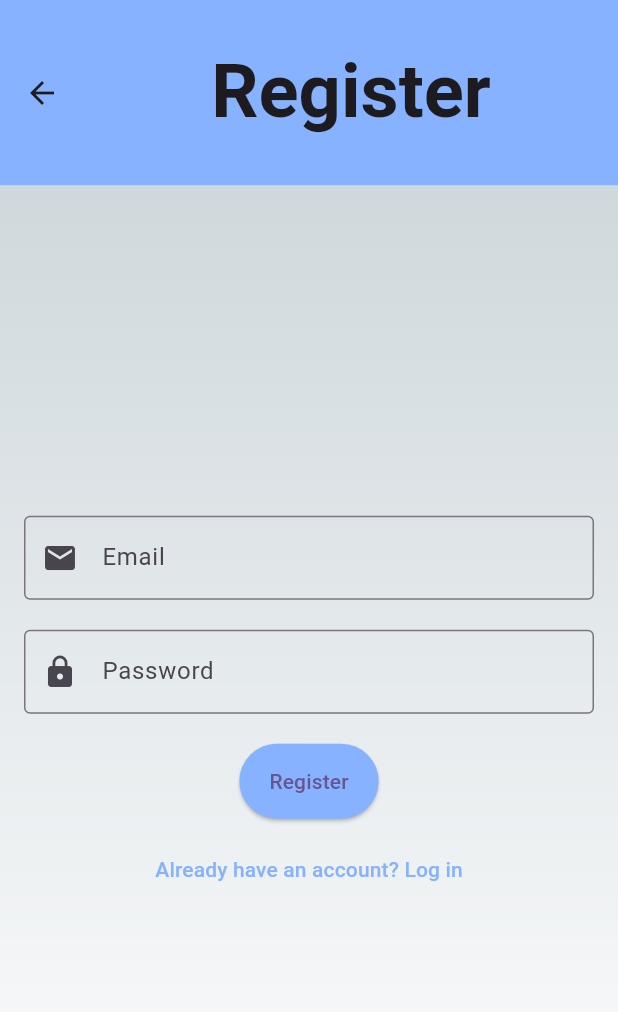
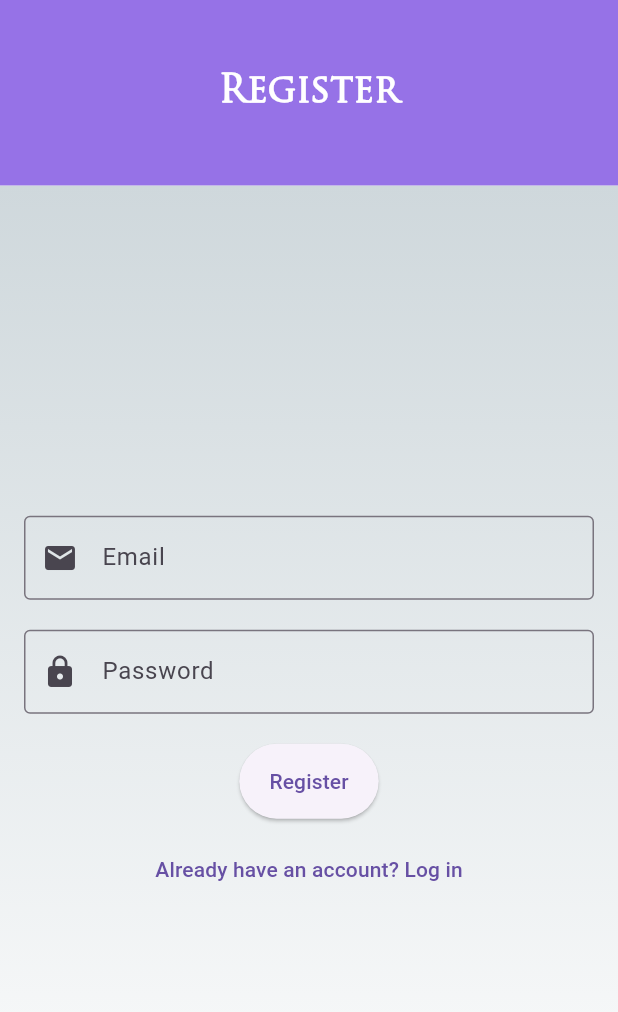
Before and after one commit to Previo02/ulisse500, a Flutter app: the screen it shows after launch, after a tap on "Create an account", on a phone screen of 412 x 824 dp. Shown: the top 1012 px of the screen. Run offline on Flutter 3.47's test engine with Material 3 defaults, Android fonts, the phone set to English and light mode, and no system bars; our stand-ins replace cloud_firestore, confetti, firebase_auth, firebase_core, flutter_map, latlong2 and 1 more; missing offline and left inert: arcore_flutter_plugin, arkit_plugin; accounts and stored records are empty.

Commit message:
added theme/font, added volatile instruction on AR

```diff
--- /dev/null
+++ b/lib/classes/theme.dart
@@ -0,0 +1,21 @@
+import 'package:flutter/material.dart';
+
+ThemeData themeData(BuildContext context) {
+  return ThemeData(
+    primaryColor: const Color.fromRGBO(151, 114, 232, 1),
+    appBarTheme: const AppBarTheme(
+      centerTitle: true,
+      elevation: 0.2,
+      titleTextStyle: TextStyle(
+        fontFamily: "Trajan",
+        fontWeight: FontWeight.bold,
+        fontSize: 20,
+      ),
+      iconTheme: IconThemeData(
+        color: Colors.white,
+        size: 20,
+      ),
+      backgroundColor: Color.fromRGBO(151, 114, 232, 1),
+    ),
+  );
+}
--- a/lib/main.dart
+++ b/lib/main.dart
@@ -1,6 +1,7 @@
 import 'package:flutter/material.dart';
 import 'package:firebase_core/firebase_core.dart';
 import 'package:provider/provider.dart';
+import 'package:ulisse500/classes/theme.dart';
 import 'package:ulisse500/provider/private_provider.dart';
 import 'package:ulisse500/routing/navigator.dart';
 import 'package:ulisse500/screens/login.dart';
@@ -29,10 +30,7 @@ class MyApp extends StatelessWidget {
         builder: (context, authProvider, _) {
           return MaterialApp(
             title: 'Ulisse500',
-            theme: ThemeData(
-              colorScheme: ColorScheme.fromSeed(seedColor: Colors.deepPurple),
-              useMaterial3: true,
-            ),
+            theme: themeData(context),
             home: authProvider.isAuthenticated
                 ? const NavigatorPage()
                 : const LoginPage(),
--- a/lib/screens/login.dart
+++ b/lib/screens/login.dart
@@ -20,23 +20,31 @@ class _LoginPageState extends State<LoginPage> {
   Widget build(BuildContext context) {
     final screenHeight = MediaQuery.of(context).size.height;
     final appBarHeight = screenHeight * 0.15;
-    final textStyle = TextStyle(
-      fontWeight: FontWeight.bold,
-      fontSize: appBarHeight * 0.4,
-    );
 
     return Scaffold(
       appBar: AppBar(
-        backgroundColor: const Color.fromARGB(255, 134, 178, 255),
         toolbarHeight: appBarHeight,
-        title: Center(
+        title: const Center(
           child: Row(
             mainAxisAlignment: MainAxisAlignment.center,
             children: [
-              Text(
-                'Ulisse500',
-                style: textStyle,
-              ),
+              Column(
+                children: [
+                  Text(
+                    'Ulisse500',
+                    style: TextStyle(
+                      fontSize: 25,
+                    ),
+                  ),
+                  Padding(padding: EdgeInsets.symmetric(vertical: 8.0)),
+                  Text(
+                    'Login',
+                    style: TextStyle(
+                      fontSize: 18,
+                    ),
+                  ),
+                ],
+              )
             ],
           ),
         ),
@@ -102,7 +110,6 @@ class _LoginPageState extends State<LoginPage> {
                   }
                 },
                 style: ElevatedButton.styleFrom(
-                  backgroundColor: const Color.fromARGB(255, 134, 178, 255),
                   padding:
                       const EdgeInsets.symmetric(horizontal: 20, vertical: 15),
                   shape: RoundedRectangleBorder(
@@ -114,14 +121,14 @@ class _LoginPageState extends State<LoginPage> {
               const SizedBox(height: 10),
               TextButton(
                 onPressed: () {
-                  Navigator.of(context).push(
+                  Navigator.of(context).pushReplacement(
                     MaterialPageRoute(
-                        builder: (context) => const RegisterPage()),
+                      builder: (context) => const RegisterPage(),
+                    ),
                   );
                 },
                 child: const Text(
                   'Create an account',
-                  style: TextStyle(color: Color.fromARGB(255, 134, 178, 255)),
                 ),
               ),
             ],
--- a/lib/screens/map.dart
+++ b/lib/screens/map.dart
@@ -166,8 +166,7 @@ class _MapPageState extends State<MapPage> {
   Widget build(BuildContext context) {
     return Scaffold(
       appBar: AppBar(
-        backgroundColor: Theme.of(context).colorScheme.inversePrimary,
-        title: const Text("Ulisse500"),
+        title: const Text("Mappa Museale"),
         leading: Padding(
           padding: const EdgeInsets.all(8.0),
           child: InkWell(
--- a/lib/screens/profile.dart
+++ b/lib/screens/profile.dart
@@ -24,7 +24,6 @@ class ProfilePageState extends State<ProfilePage> {
 
     return Scaffold(
       appBar: AppBar(
-        backgroundColor: Theme.of(context).colorScheme.inversePrimary,
         title: const Text("Profilo Utente"),
         leading: Padding(
           padding: const EdgeInsets.all(8.0),
--- a/lib/screens/register.dart
+++ b/lib/screens/register.dart
@@ -3,6 +3,7 @@ import 'package:flutter/material.dart';
 import 'package:provider/provider.dart';
 import 'package:ulisse500/provider/private_provider.dart';
 import 'package:ulisse500/routing/navigator.dart';
+import 'package:ulisse500/screens/login.dart';
 
 class RegisterPage extends StatefulWidget {
   const RegisterPage({super.key});
@@ -26,19 +27,21 @@ class RegisterPageState extends State<RegisterPage> {
   Widget build(BuildContext context) {
     final screenHeight = MediaQuery.of(context).size.height;
     final appBarHeight = screenHeight * 0.15;
-    final textStyle = TextStyle(
-      fontWeight: FontWeight.bold,
-      fontSize: appBarHeight * 0.4,
-    );
 
     return Scaffold(
       appBar: AppBar(
-        backgroundColor: const Color.fromARGB(255, 134, 178, 255),
         toolbarHeight: appBarHeight,
-        title: Center(
-          child: Text(
-            'Register',
-            style: textStyle,
+        title: const Center(
+          child: Row(
+            mainAxisAlignment: MainAxisAlignment.center,
+            children: [
+              Text(
+                'Register',
+                style: TextStyle(
+                  fontSize: 25,
+                ),
+              ),
+            ],
           ),
         ),
       ),
@@ -100,7 +103,6 @@ class RegisterPageState extends State<RegisterPage> {
                   }
                 },
                 style: ElevatedButton.styleFrom(
-                  backgroundColor: const Color.fromARGB(255, 134, 178, 255),
                   padding:
                       const EdgeInsets.symmetric(horizontal: 20, vertical: 15),
                   shape: RoundedRectangleBorder(
@@ -112,11 +114,14 @@ class RegisterPageState extends State<RegisterPage> {
               const SizedBox(height: 10),
               TextButton(
                 onPressed: () {
-                  Navigator.of(context).pop();
+                  Navigator.of(context).pushReplacement(
+                    MaterialPageRoute(
+                      builder: (context) => const LoginPage(),
+                    ),
+                  );
                 },
                 child: const Text(
                   'Already have an account? Log in',
-                  style: TextStyle(color: Color.fromARGB(255, 134, 178, 255)),
                 ),
               ),
             ],
```
Also changed, not shown: lib/screens/ar/ar_view_ios.dart (+22 -8 lines), lib/screens/home.dart (+4 -5 lines), pubspec.yaml (+5 -11 lines), assets/fonts/Trajan.ttf (added), 1 other file.
